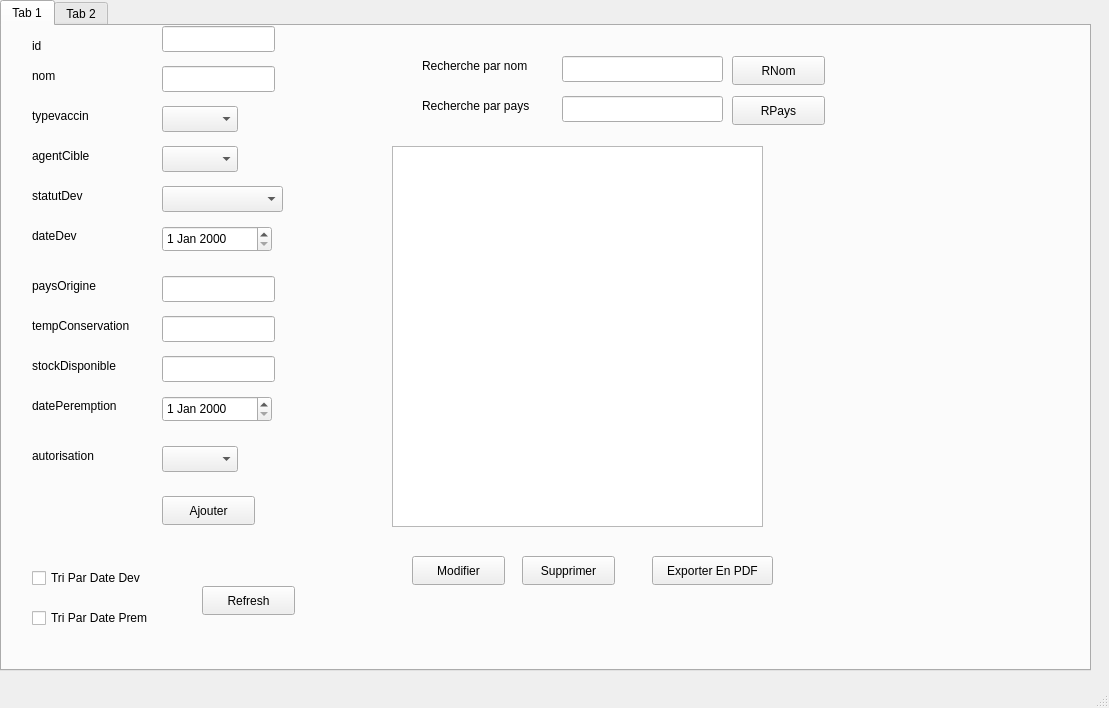
ProjetCPP-S2-2A15/projetcpp2a15-vaccicare, file mainwindow.ui: the form before one commit.
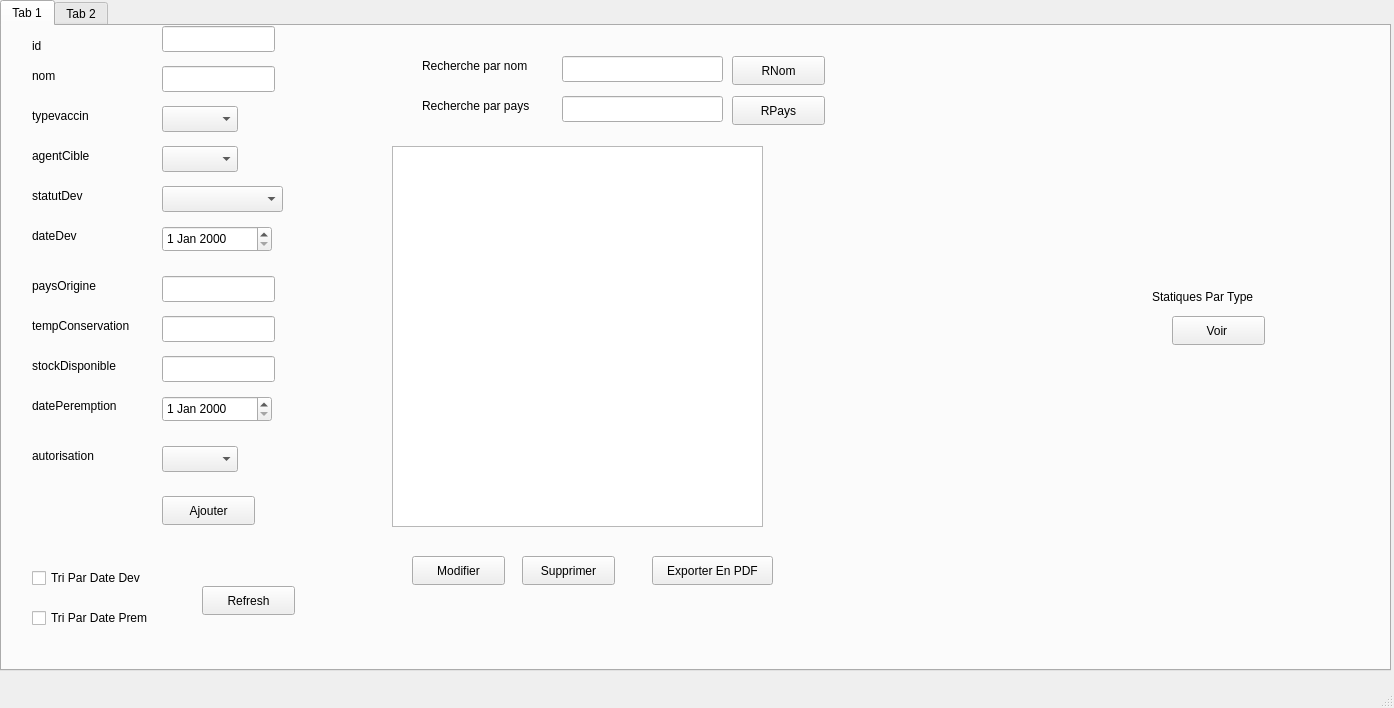
The form after the commit.

Commit message: after stat

Diff of the .ui file:
```diff
--- a/mainwindow.ui
+++ b/mainwindow.ui
@@ -6,7 +6,7 @@
    <rect>
     <x>0</x>
     <y>0</y>
-    <width>1109</width>
+    <width>1394</width>
     <height>708</height>
    </rect>
   </property>
@@ -19,7 +19,7 @@
      <rect>
       <x>0</x>
       <y>0</y>
-      <width>1091</width>
+      <width>1391</width>
       <height>671</height>
      </rect>
     </property>
@@ -456,6 +456,32 @@
        </rect>
       </property>
      </widget>
+     <widget class="QPushButton" name="pushButtonStats">
+      <property name="geometry">
+       <rect>
+        <x>1170</x>
+        <y>290</y>
+        <width>93</width>
+        <height>29</height>
+       </rect>
+      </property>
+      <property name="text">
+       <string>Voir </string>
+      </property>
+     </widget>
+     <widget class="QLabel" name="label_14">
+      <property name="geometry">
+       <rect>
+        <x>1150</x>
+        <y>250</y>
+        <width>121</width>
+        <height>41</height>
+       </rect>
+      </property>
+      <property name="text">
+       <string>Statiques Par Type</string>
+      </property>
+     </widget>
     </widget>
     <widget class="QWidget" name="tab_2">
      <attribute name="title">
```
Left out of the diff: 2 changed lines with no effect on the pictures. The commit also changes 5 other files.
